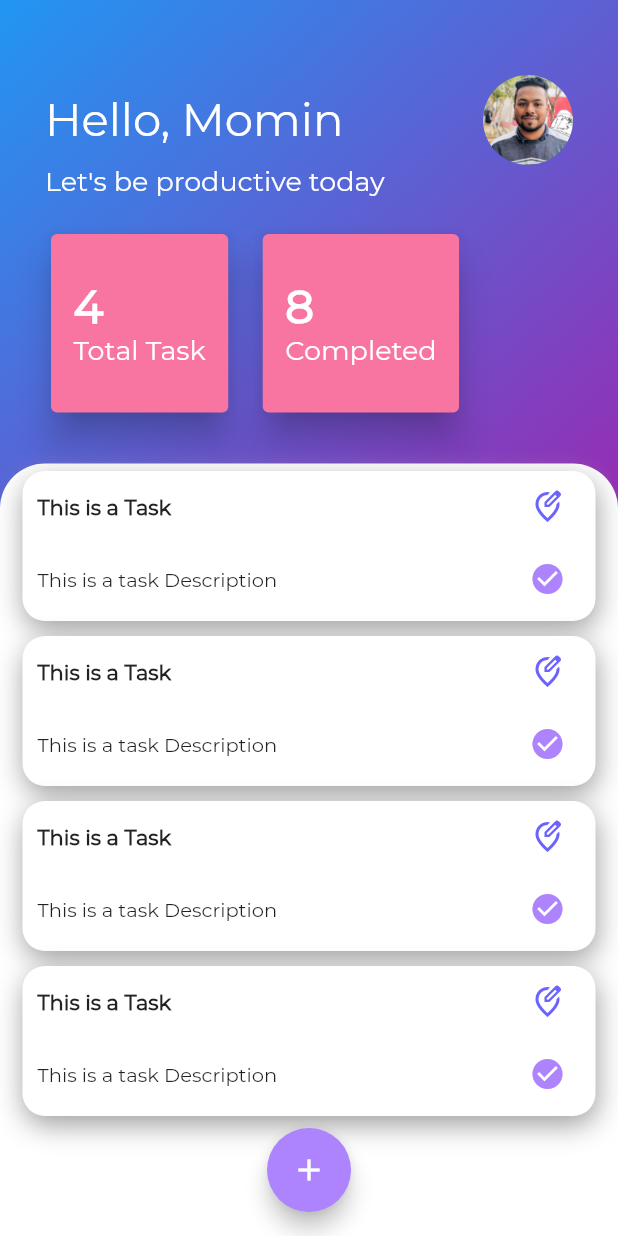
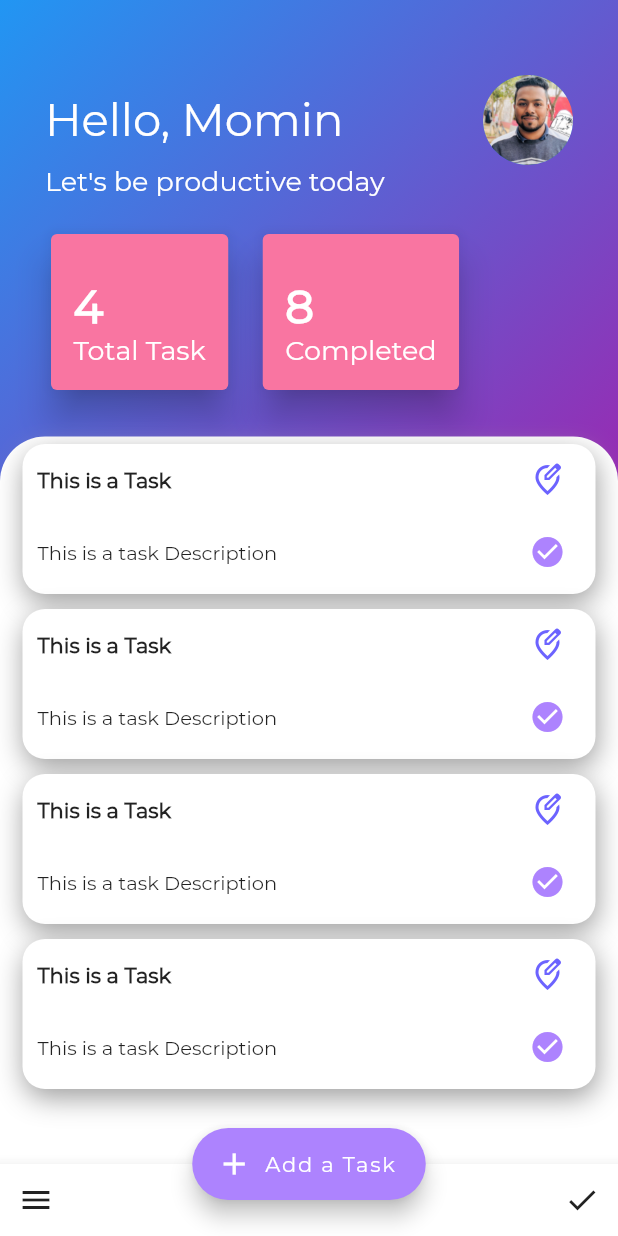
Before and after one commit to abdulmominsakib/KajToDo, a Flutter app: the screen it shows after launch, on a phone screen of 412 x 824 dp. Run offline on Flutter 3.47's test engine with Material 2 defaults, Android fonts, the light colour scheme and no system bars; missing offline and left inert: dart:ffi.

Commit message:
Added Bottom AppBar, Fixed Pixel Issues After Add

```diff
--- a/lib/component/add-task.dart
+++ b/lib/component/add-task.dart
@@ -77,11 +77,15 @@ class _AddTaskState extends State<AddTask> {
                     elevation: 8,
                     color: Color(0xFF6C63FF),
                     onPressed: () {
+                      // Checking if user has inputted data
                       if (taskName != null) {
+                        // Disable Keyboard Popup to avoid pixel issues
+                        FocusScope.of(context).requestFocus(new FocusNode());
                         Provider.of<TaskData>(context, listen: false).addTask(
                             taskName: taskName, taskDescription: taskDesc);
                         Navigator.pop(context);
                       } else {
+                        // No user input then Show ERROR MESSAGE
                         counterText = 'Please Add A Name';
                         setState(() {});
                       }
@@ -99,6 +103,7 @@ class _AddTaskState extends State<AddTask> {
                       elevation: 8,
                       color: Color(0xFF6C63FF),
                       onPressed: () {
+                        FocusScope.of(context).requestFocus(new FocusNode());
                         Navigator.pop(context);
                       },
                       child: Text(
--- a/lib/component/taskStateCard.dart
+++ b/lib/component/taskStateCard.dart
@@ -13,7 +13,7 @@ class TaskStateCard extends StatelessWidget {
       color: Color(0xFFF975A1),
       elevation: 10,
       child: Padding(
-        padding: const EdgeInsets.fromLTRB(15, 30, 15, 30),
+        padding: const EdgeInsets.fromLTRB(15, 30, 15, 15),
         child: Column(
           crossAxisAlignment: CrossAxisAlignment.start,
           children: [
--- a/lib/taskScreen.dart
+++ b/lib/taskScreen.dart
@@ -11,17 +11,34 @@ class _TaskScreenState extends State<TaskScreen> {
   @override
   Widget build(BuildContext context) {
     return Scaffold(
-      floatingActionButton: FloatingActionButton(
+      bottomNavigationBar: BottomAppBar(
+        color: Colors.white,
+        child: Row(
+          mainAxisSize: MainAxisSize.max,
+          mainAxisAlignment: MainAxisAlignment.spaceBetween,
+          children: <Widget>[
+            IconButton(
+              icon: Icon(Icons.menu),
+              onPressed: () {},
+            ),
+            IconButton(
+              icon: Icon(Icons.check),
+              onPressed: () {},
+            ),
+          ],
+        ),
+      ),
+      floatingActionButton: FloatingActionButton.extended(
         backgroundColor: Color(0xFFAD83FE),
+        label: Text('Add a Task'),
         splashColor: Colors.blue,
-        child: Icon(Icons.add),
+        icon: Icon(Icons.add),
         onPressed: () {
           Navigator.pushNamed(context, 'addScreen');
         },
         tooltip: 'Add Task',
       ),
-      floatingActionButtonLocation: FloatingActionButtonLocation.centerFloat,
-      backgroundColor: Colors.blue,
+      floatingActionButtonLocation: FloatingActionButtonLocation.centerDocked,
       body: Container(
         decoration: BoxDecoration(
           gradient: LinearGradient(
```
